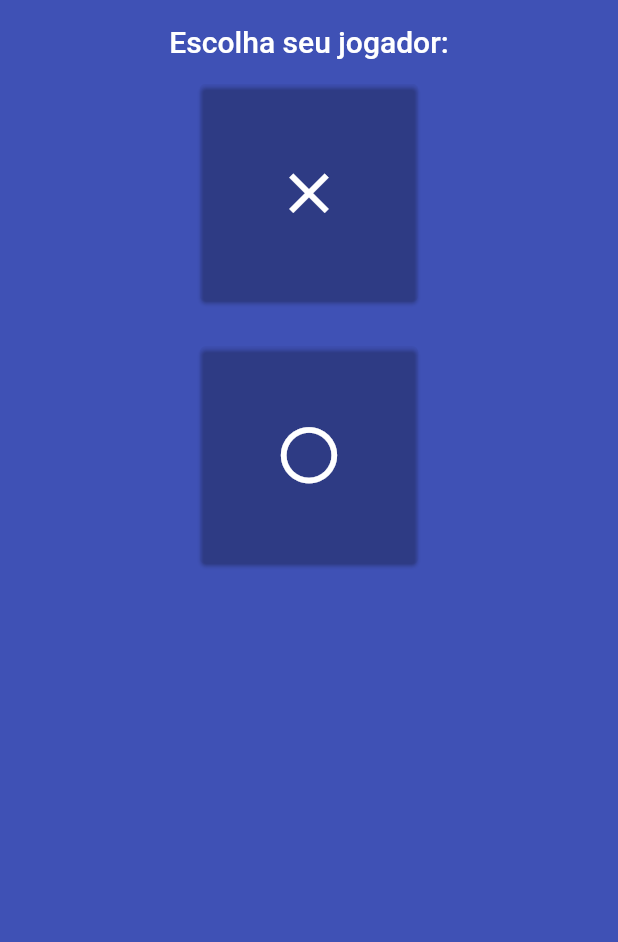
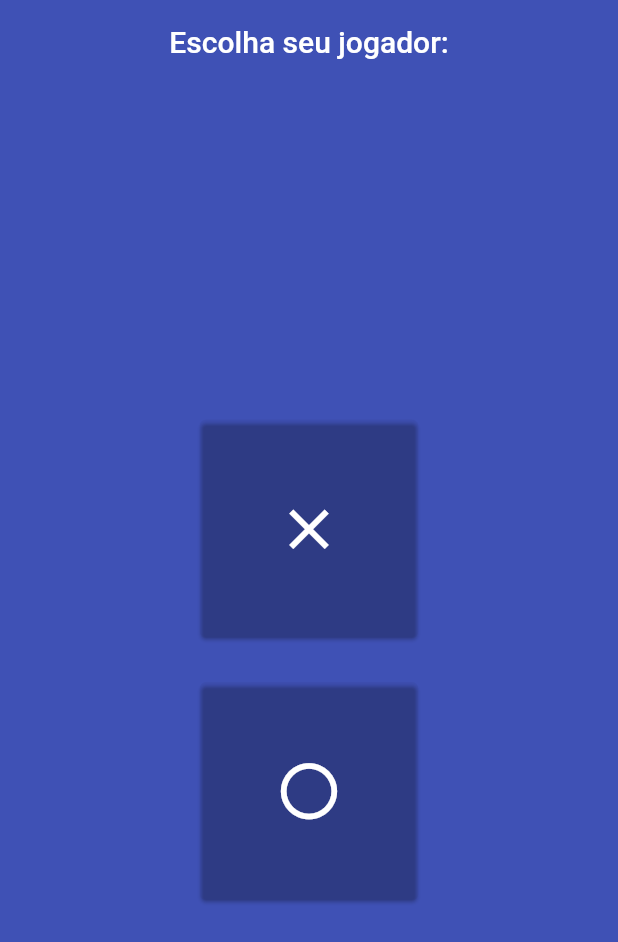
Before and after one commit to BrunoAlm/jogo_do_velho, a Flutter app: the screen it shows after launch, on a phone screen of 412 x 824 dp. Shown: the top 942 px of the screen. Run offline on Flutter 3.47's test engine with Material 2 defaults, Android fonts, the light colour scheme and no system bars.

Commit message:
axis aligment

```diff
--- a/jogo_do_velho/lib/src/view/home_view.dart
+++ b/jogo_do_velho/lib/src/view/home_view.dart
@@ -26,6 +26,7 @@ class Home extends StatelessWidget {
           child: Center(
             child: largura > 600
                 ? Row(
+                    mainAxisAlignment: MainAxisAlignment.center,
                     children: const [
                       BotaoJogadorX(),
                       SizedBox(width: 30),
@@ -33,6 +34,7 @@ class Home extends StatelessWidget {
                     ],
                   )
                 : Column(
+                    mainAxisAlignment: MainAxisAlignment.center,
                     children: const [
                       BotaoJogadorX(),
                       SizedBox(height: 30),
```
